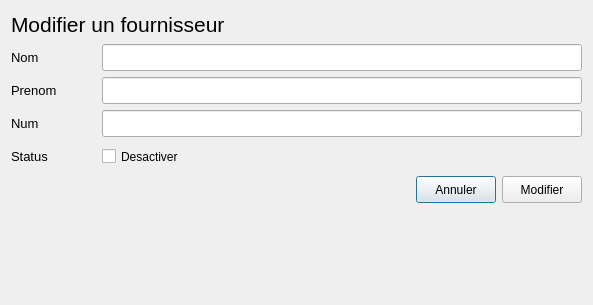
Qt form 2nd project/ui/fournisseur_ui/ModifierDialog.ui (aitemrar-younes/PyQt_learning) before a commit.
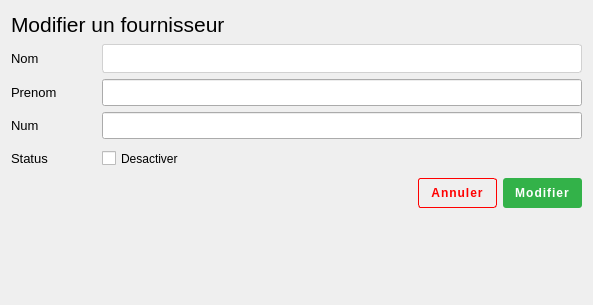
The same form after that commit. Icons and pictures are not drawn.

Commit message: stylesheet isnt working well in designer, for dialog i handle exception data unavailable

```diff
--- a/2nd project/ui/fournisseur_ui/ModifierDialog.ui
+++ b/2nd project/ui/fournisseur_ui/ModifierDialog.ui
@@ -13,6 +13,22 @@
   <property name="windowTitle">
    <string>Dialog</string>
   </property>
+  <property name="styleSheet">
+   <string notr="true">background-color: rgb(255, 255, 255);
+
+/*QLineEdit{
+border-radius:3px;
+	background-color: rgb(255, 255, 255);
+	border: 1px solid #d1d1d1;
+}*/
+QLineEdit{ background-color:rgb(202, 255, 227);
+border: 2px solid gray;
+border-radius: 10px;
+padding: 0 8px;
+selection-background-color: darkgray;
+font-size: 16px;}
+QLineEdit:focus { background-color:rgb(192, 192, 255);}</string>
+  </property>
   <layout class="QGridLayout" name="gridLayout">
    <item row="0" column="0">
     <layout class="QVBoxLayout" name="verticalLayout">
@@ -80,6 +96,14 @@
            <pointsize>10</pointsize>
           </font>
          </property>
+         <property name="styleSheet">
+          <string notr="true">QLineEdit{
+border-radius:3px;
+	background-color: rgb(255, 255, 255);
+	border: 1px solid #d1d1d1;
+	padding:5px 12px
+}</string>
+         </property>
         </widget>
        </item>
       </layout>
@@ -166,6 +190,9 @@
            <pointsize>10</pointsize>
           </font>
          </property>
+         <property name="styleSheet">
+          <string notr="true"/>
+         </property>
         </widget>
        </item>
       </layout>
@@ -234,6 +261,15 @@
            <height>27</height>
           </size>
          </property>
+         <property name="styleSheet">
+          <string notr="true">background-color: transparent;
+border:1px solid red;
+border-radius:3px;
+color:red;
+font-weight:500;
+letter-spacing:1px;
+padding:8px 12px;</string>
+         </property>
          <property name="text">
           <string>Annuler</string>
          </property>
@@ -247,6 +283,14 @@
            <height>27</height>
           </size>
          </property>
+         <property name="styleSheet">
+          <string notr="true">background-color: #33b249;
+border-radius:3px;
+color:#fff;
+font-weight:500;
+letter-spacing:1px;
+padding:8px 12px;</string>
+         </property>
          <property name="text">
           <string>Modifier</string>
          </property>
@@ -264,7 +308,7 @@
      <property name="sizeHint" stdset="0">
       <size>
        <width>20</width>
-       <height>72</height>
+       <height>66</height>
       </size>
      </property>
     </spacer>
```
Left out of the diff: 19 changed lines with no effect on the pictures. The commit also changes 6 other files.
